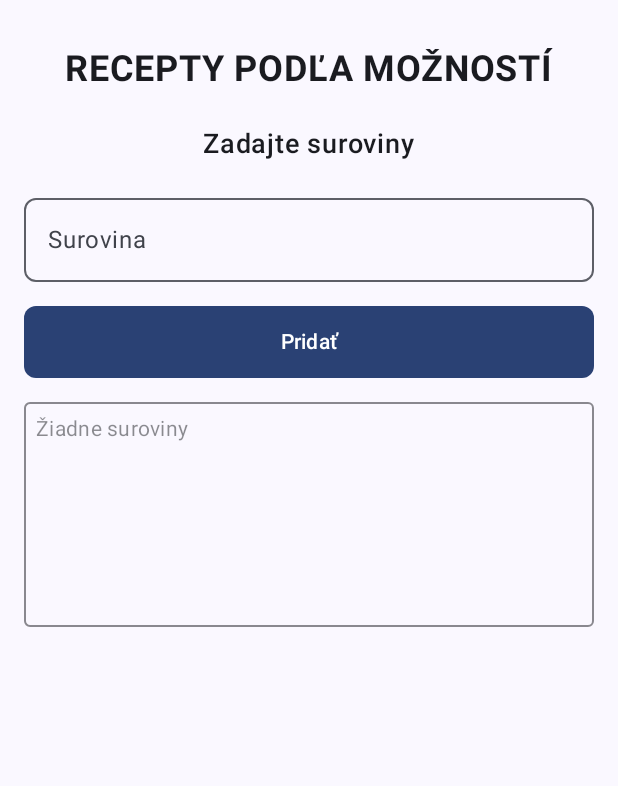
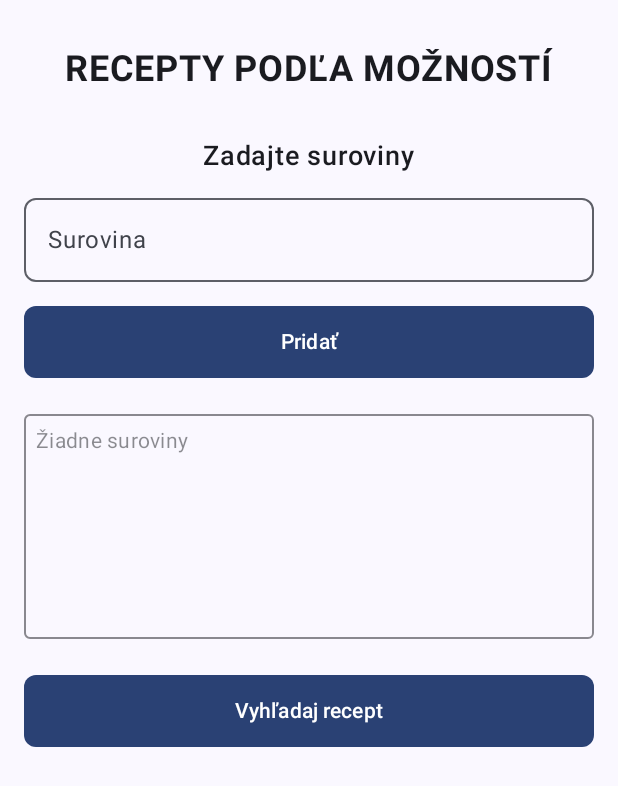
Before and after one commit to janko159/SemestralkaRecepty, an Android app built with Jetpack Compose: the screen it shows after launch (MainActivity), on a phone screen of 412 x 824 dp. Shown: the top 786 px of the screen. Run offline under Robolectric (Android 15) with nearby library versions, the phone set to English and light mode, and no system bars.

Commit message:
Databaza
Vytvaranie databazy

```diff
--- a/app/build.gradle.kts
+++ b/app/build.gradle.kts
@@ -2,6 +2,7 @@ plugins {
     alias(libs.plugins.android.application)
     alias(libs.plugins.kotlin.android)
     alias(libs.plugins.kotlin.compose)
+    id("kotlin-kapt")
 }
 
 android {
@@ -49,6 +50,11 @@ dependencies {
     implementation(libs.androidx.ui.graphics)
     implementation(libs.androidx.ui.tooling.preview)
     implementation(libs.androidx.material3)
+    implementation("androidx.room:room-runtime:2.5.0")
+    implementation("androidx.room:room-ktx:2.5.0")
+    kapt("androidx.room:room-compiler:2.5.0")
+    implementation("com.google.code.gson:gson:2.8.9")
+
     testImplementation(libs.junit)
     androidTestImplementation(libs.androidx.junit)
     androidTestImplementation(libs.androidx.espresso.core)
--- a/app/src/main/java/com/example/receptysemestralka/ui/home/HomeScreen.kt
+++ b/app/src/main/java/com/example/receptysemestralka/ui/home/HomeScreen.kt
@@ -41,7 +41,7 @@ fun HomeScreen(
             color = MaterialTheme.colorScheme.onBackground
         )
 
-        Spacer(modifier = Modifier.height(24.dp))
+        Spacer(modifier = Modifier.height(32.dp))
 
         // Podnadpis
         Text(
@@ -51,7 +51,7 @@ fun HomeScreen(
             color = MaterialTheme.colorScheme.onBackground
         )
 
-        Spacer(modifier = Modifier.height(24.dp))
+        Spacer(modifier = Modifier.height(16.dp))
 
         // Textové pole na zadanie suroviny
         OutlinedTextField(
@@ -90,7 +90,7 @@ fun HomeScreen(
             )
         }
 
-        Spacer(modifier = Modifier.height(16.dp))
+        Spacer(modifier = Modifier.height(24.dp))
 
         // Obal pre zoznam pridaných surovín
         Column(
@@ -122,6 +122,24 @@ fun HomeScreen(
             }
         }
 
-        // Môžeme tu pokračovať s ďalšími prvkami... (Filtrovanie, Vyhľadaj)
+        Spacer(modifier = Modifier.height(24.dp))
+
+        // Tlačidlo "Vyhľadaj recept"
+        Button(
+            onClick = { /* TODO: spustiť vyhľadávanie receptov */ },
+            modifier = Modifier
+                .fillMaxWidth()
+                .height(48.dp),
+            shape = RoundedCornerShape(8.dp),
+            colors = ButtonDefaults.buttonColors(
+                containerColor = MaterialTheme.colorScheme.primary
+            )
+        ) {
+            Text(
+                text = "Vyhľadaj recept",
+                color = MaterialTheme.colorScheme.onPrimary,
+                style = MaterialTheme.typography.labelLarge
+            )
+        }
     }
 }
```
Also changed, not shown: app/src/main/java/com/example/receptysemestralka/RecipeEntity.kt (added, +26 -0 lines), app/src/main/java/com/example/receptysemestralka/data/AppDatabase.kt (added, +23 -0 lines), app/src/main/java/com/example/receptysemestralka/data/RecipeDAO.kt (added, +12 -0 lines).
